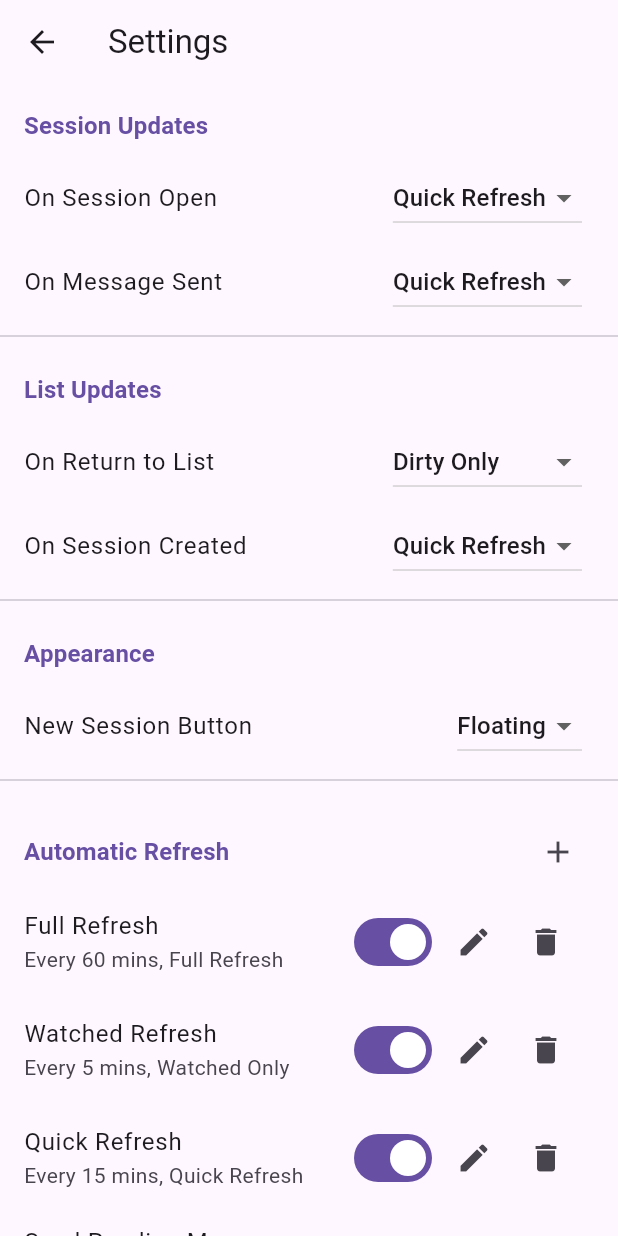
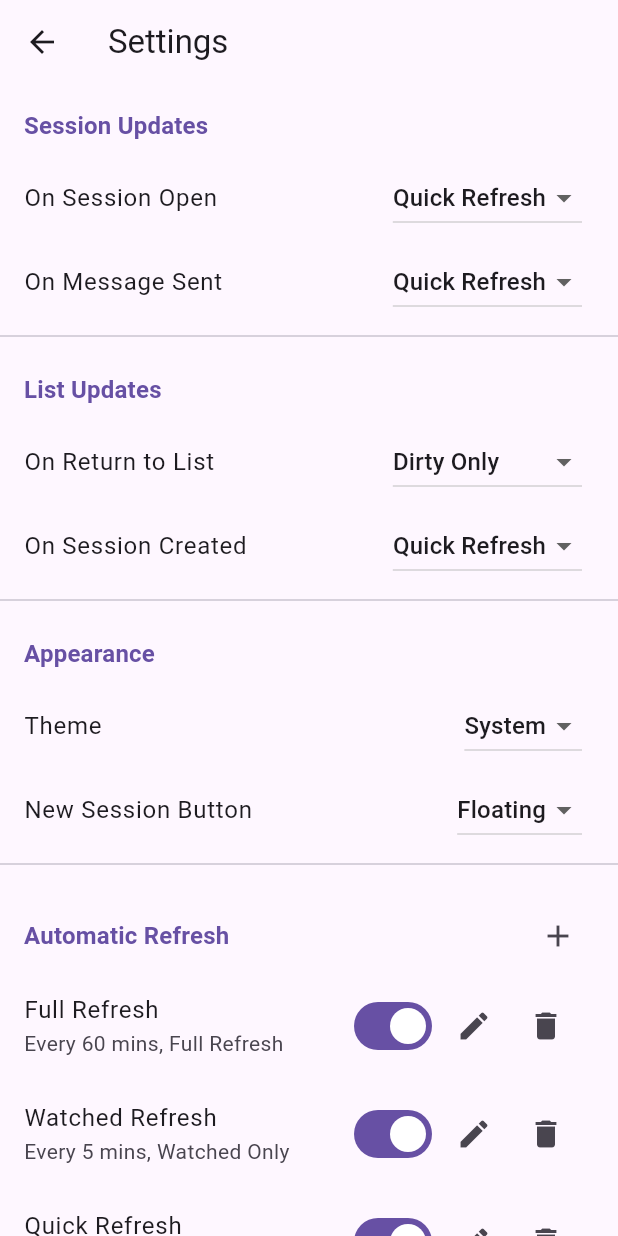
Before and after one commit to arran4/flutter_jules, a Flutter app: the SettingsScreen screen opened by its route, after a tap on the "delete" icon, on a phone screen of 412 x 824 dp. Run offline on Flutter 3.47's test engine with Material 3 defaults, Android fonts, the phone set to English and light mode, and no system bars; our stand-ins replace flutter_local_notifications, flutter_markdown, flutter_secure_storage, google_sign_in, shared_preferences; missing offline and left inert: dartobjectutils; accounts and stored records are empty.

Commit message:
feat: Add dark mode setting
This commit introduces a user-configurable dark mode setting.

- Adds a `ThemeMode` setting to `SettingsProvider` to manage the theme state (System, Light, or Dark), persisting the choice to `shared_preferences`.
- Configures the `MaterialApp` in `main.dart` to consume the new setting, applying the corresponding light and dark themes.
- Adds a dropdown menu to the `SettingsScreen` to allow users to select their preferred theme.

```diff
--- a/lib/main.dart
+++ b/lib/main.dart
@@ -115,6 +115,8 @@ class MyApp extends StatelessWidget {
 
   @override
   Widget build(BuildContext context) {
+    return Consumer<SettingsProvider>(
+      builder: (context, settingsProvider, child) {
         return Shortcuts(
           shortcuts: <LogicalKeySet, Intent>{
             LogicalKeySet(LogicalKeyboardKey.control, LogicalKeyboardKey.shift,
@@ -132,7 +134,15 @@ class MyApp extends StatelessWidget {
             child: MaterialApp(
               title: "Arran's Flutter based jules client",
               debugShowCheckedModeBanner: false,
-          theme: ThemeData(primarySwatch: Colors.blue, useMaterial3: true),
+              theme: ThemeData(
+                  primarySwatch: Colors.blue,
+                  useMaterial3: true,
+                  brightness: Brightness.light),
+              darkTheme: ThemeData(
+                  primarySwatch: Colors.blue,
+                  useMaterial3: true,
+                  brightness: Brightness.dark),
+              themeMode: settingsProvider.themeMode,
               routes: {
                 '/settings': (context) => const SettingsScreen(),
                 '/sources_raw': (context) => const SourceListScreen(),
@@ -153,5 +163,7 @@ class MyApp extends StatelessWidget {
             ),
           ),
         );
+      },
+    );
   }
 }
--- a/lib/services/settings_provider.dart
+++ b/lib/services/settings_provider.dart
@@ -25,6 +25,7 @@ class SettingsProvider extends ChangeNotifier {
   static const String _bulkActionConfigKey = 'bulk_action_config';
   static const String _lastFilterKey = 'last_filter';
   static const String keyFabVisibility = 'fab_visibility';
+  static const String keyThemeMode = 'theme_mode';
 
   // Filter Memory
   FilterElement? _lastFilter;
@@ -50,9 +51,11 @@ class SettingsProvider extends ChangeNotifier {
   bool _notifyOnWatch = true;
   bool _notifyOnFailure = true;
   FabVisibility _fabVisibility = FabVisibility.floating;
+  ThemeMode _themeMode = ThemeMode.system;
 
   SharedPreferences? _prefs;
 
+  ThemeMode get themeMode => _themeMode;
   SessionRefreshPolicy get refreshOnOpen => _refreshOnOpen;
   SessionRefreshPolicy get refreshOnMessage => _refreshOnMessage;
   ListRefreshPolicy get refreshOnReturn => _refreshOnReturn;
@@ -116,6 +119,13 @@ class SettingsProvider extends ChangeNotifier {
       FabVisibility.values,
       FabVisibility.floating,
     );
+
+    _themeMode = _loadEnum(
+      keyThemeMode,
+      ThemeMode.values,
+      ThemeMode.system,
+    );
+
     _loadSchedules();
     _loadBulkActionConfig();
 
@@ -279,6 +289,12 @@ class SettingsProvider extends ChangeNotifier {
     await _prefs?.setInt(keyFabVisibility, visibility.index);
   }
 
+  Future<void> setThemeMode(ThemeMode mode) async {
+    _themeMode = mode;
+    notifyListeners();
+    await _prefs?.setInt(keyThemeMode, mode.index);
+  }
+
   Future<void> setLastFilter(FilterElement? filter) async {
     _lastFilter = filter;
     if (filter == null) {
--- a/lib/ui/screens/settings_screen.dart
+++ b/lib/ui/screens/settings_screen.dart
@@ -53,6 +53,7 @@ class _SettingsScreenState extends State<SettingsScreen> {
               ),
               const Divider(),
               _buildSectionHeader(context, 'Appearance'),
+              _buildThemeDropdown(context, settings),
               _buildFabDropdown(
                 context,
                 title: 'New Session Button',
@@ -640,4 +641,35 @@ class _SettingsScreenState extends State<SettingsScreen> {
         return 'Off';
     }
   }
+
+  Widget _buildThemeDropdown(BuildContext context, SettingsProvider settings) {
+    return ListTile(
+      title: const Text('Theme'),
+      trailing: DropdownButton<ThemeMode>(
+        value: settings.themeMode,
+        onChanged: (newValue) {
+          if (newValue != null) {
+            settings.setThemeMode(newValue);
+          }
+        },
+        items: ThemeMode.values.map((mode) {
+          return DropdownMenuItem(
+            value: mode,
+            child: Text(_formatThemeMode(mode)),
+          );
+        }).toList(),
+      ),
+    );
+  }
+
+  String _formatThemeMode(ThemeMode mode) {
+    switch (mode) {
+      case ThemeMode.system:
+        return 'System';
+      case ThemeMode.light:
+        return 'Light';
+      case ThemeMode.dark:
+        return 'Dark';
+    }
+  }
 }
```
Lines whose indentation alone changed are shown as unchanged.
